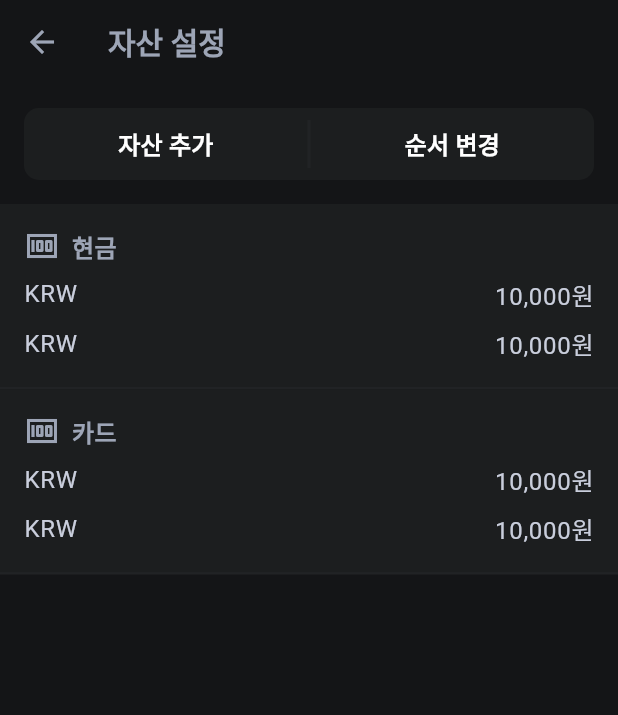
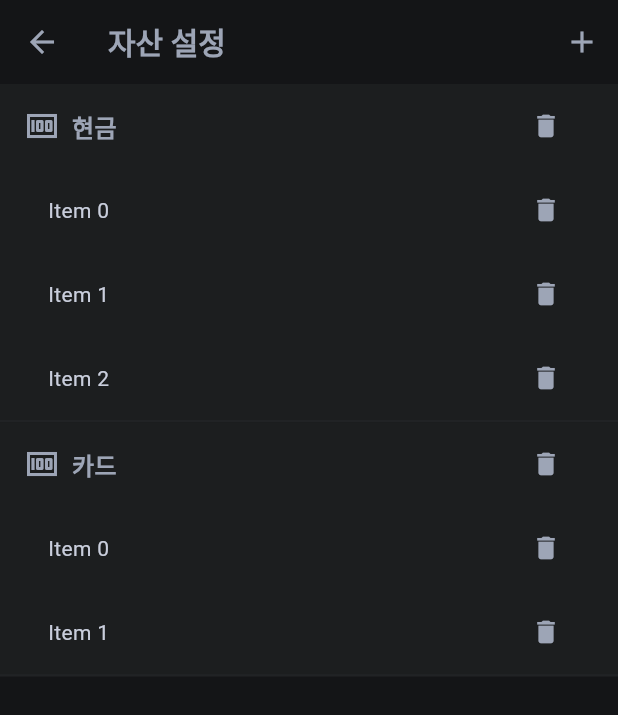
Before and after one commit to jhssong/profitnote, a Flutter app: the AssetSettingScreen screen opened directly, on a phone screen of 412 x 824 dp. Shown: the top 715 px of the screen. Run offline on Flutter 3.47's test engine with Material 3 defaults, Android fonts, the light colour scheme and no system bars; our stand-ins replace syncfusion_flutter_charts.

Commit message:
style: Add AssetSettingScreen UI (#37)

```diff
--- a/lib/screens/asset_setting_screen.dart
+++ b/lib/screens/asset_setting_screen.dart
@@ -1,48 +1,141 @@
 import 'package:flutter/material.dart';
+import 'package:profitnote/style/theme.dart';
 import 'package:profitnote/widgets/asset_add_modal.dart';
-import 'package:profitnote/widgets/asset_card.dart';
-import 'package:profitnote/widgets/control_btn_group.dart';
 
-class AssetSettingScreen extends StatelessWidget {
+class AssetSettingScreen extends StatefulWidget {
   const AssetSettingScreen({super.key});
+
+  @override
+  State<AssetSettingScreen> createState() => _AssetSettingScreenState();
+}
+
+class _AssetSettingScreenState extends State<AssetSettingScreen> {
+  final List<String> _groups = ["현금", "카드"];
+  final Map<String, List<String>> _items = {
+    "현금": List<String>.generate(3, (int index) => 'Item $index'),
+    "카드": List<String>.generate(2, (int index) => 'Item $index'),
+  };
+
+  void _deleteGroup(int groupIndex) {
+    setState(() {
+      String group = _groups[groupIndex];
+      _groups.removeAt(groupIndex);
+      _items.remove(group);
+    });
+  }
+
+  void _deleteItem(String group, int itemIndex) {
+    setState(() {
+      _items[group]?.removeAt(itemIndex);
+    });
+  }
 
   @override
   Widget build(BuildContext context) {
     return Scaffold(
-      appBar: AppBar(title: const Text("자산 설정")),
-      body: SingleChildScrollView(
+      appBar: AppBar(
+        title: const Text("자산 설정"),
+        actions: [
+          IconButton(
+            onPressed: () {
+              Navigator.of(context).push(
+                MaterialPageRoute(builder: (context) => const AssetAddModal()),
+              );
+            },
+            icon: const Icon(Icons.add),
+          ),
+        ],
+      ),
+      body: ReorderableListView(
+        onReorder: (int oldIndex, int newIndex) {
+          setState(() {
+            if (oldIndex < newIndex) {
+              newIndex -= 1;
+            }
+            final String group = _groups.removeAt(oldIndex);
+            _groups.insert(newIndex, group);
+          });
+        },
+        children: [
+          for (int groupIndex = 0; groupIndex < _groups.length; groupIndex += 1)
+            Container(
+              key: Key('group_$groupIndex'),
+              decoration: BoxDecoration(
+                color: ColorTheme.cardBackground,
+                border: Border(
+                  bottom: BorderSide(width: 1.5, color: ColorTheme.stroke),
+                ),
+              ),
               child: Column(
                 children: [
-            ControlBtnGroup(titleList: const [
-              "자산 추가",
-              "순서 변경"
-            ], callbackList: [
-              () {
-                Navigator.of(context).push(
-                  MaterialPageRoute(
-                      builder: (context) => const AssetAddModal()),
-                );
-              },
-              () {},
-              () {}
-            ]),
-            const AssetCard(
-              title: "현금",
-              assetListInGroup: [
-                {},
-                {},
+                  ListTile(
+                    onTap: () {},
+                    title: Row(
+                      children: [
+                        const Icon(Icons.money),
+                        const SizedBox(width: 8),
+                        Text(_groups[groupIndex]),
                       ],
                     ),
-            const AssetCard(
-              title: "카드",
-              assetListInGroup: [
-                {},
-                {},
+                    titleTextStyle:
+                        Theme.of(context).textTheme.titleMedium!.copyWith(
+                              color: ColorTheme.cardLabelText,
+                            ),
+                    iconColor: ColorTheme.cardLabelText,
+                    trailing: IconButton(
+                      icon: const Icon(Icons.delete, size: 20),
+                      onPressed: () {
+                        if (_items[_groups[groupIndex]]!.isEmpty) {
+                          _deleteGroup(groupIndex);
+                        } else {
+                          ScaffoldMessenger.of(context).showSnackBar(
+                            const SnackBar(
+                              duration: Duration(milliseconds: 1000),
+                              content: Text('Cannot delete group with items'),
+                            ),
+                          );
+                        }
+                      },
+                    ),
+                  ),
+                  ReorderableListView(
+                    shrinkWrap: true,
+                    physics: const NeverScrollableScrollPhysics(),
+                    padding: const EdgeInsets.fromLTRB(16, 0, 0, 0),
+                    children: [
+                      for (int index = 0;
+                          index < _items[_groups[groupIndex]]!.length;
+                          index += 1)
+                        ListTile(
+                          key: Key('item_${_groups[groupIndex]}_$index'),
+                          title: Text(_items[_groups[groupIndex]]![index]),
+                          titleTextStyle:
+                              Theme.of(context).textTheme.bodyMedium,
+                          iconColor: ColorTheme.cardLabelText,
+                          trailing: IconButton(
+                            icon: const Icon(Icons.delete, size: 20),
+                            onPressed: () {
+                              _deleteItem(_groups[groupIndex], index);
+                            },
+                          ),
+                        ),
                     ],
+                    onReorder: (int oldIndex, int newIndex) {
+                      setState(() {
+                        if (oldIndex < newIndex) {
+                          newIndex -= 1;
+                        }
+                        final String item =
+                            _items[_groups[groupIndex]]!.removeAt(oldIndex);
+                        _items[_groups[groupIndex]]!.insert(newIndex, item);
+                      });
+                    },
                   ),
                 ],
               ),
             ),
+        ],
+      ),
     );
   }
 }
--- a/lib/screens/setting_screen.dart
+++ b/lib/screens/setting_screen.dart
@@ -1,4 +1,5 @@
 import 'package:flutter/material.dart';
+import 'package:profitnote/screens/asset_setting_screen.dart';
 import 'package:profitnote/screens/budget_setting_screen.dart';
 import 'package:profitnote/style/theme.dart';
 import 'package:profitnote/widgets/control_btn_group.dart';
@@ -44,6 +45,9 @@ class _SettingScreenState extends State<SettingScreen> {
                   if (index == 0) {
                     Navigator.of(context).push(MaterialPageRoute(
                         builder: (context) => const BudgetSettingScreen()));
+                  } else if (index == 1) {
+                    Navigator.of(context).push(MaterialPageRoute(
+                        builder: (context) => const AssetSettingScreen()));
                   }
                 }),
           ],
--- a/lib/style/theme.dart
+++ b/lib/style/theme.dart
@@ -19,6 +19,8 @@ ThemeData theme = ThemeData(
   textSelectionTheme: TextSelectionThemeData(
     cursorColor: ColorTheme.cardText, // Set cursor color to white
   ),
+
+  canvasColor: Colors.transparent,
 
   // Appbar Style
   appBarTheme: AppBarTheme(
```
Also changed, not shown: lib/screens/asset_screen.dart (+2 -12 lines), lib/widgets/asset_add_modal.dart (+10 -0 lines), lib/widgets/asset_card.dart (+16 -6 lines). Lines whose indentation alone changed are shown as unchanged.
